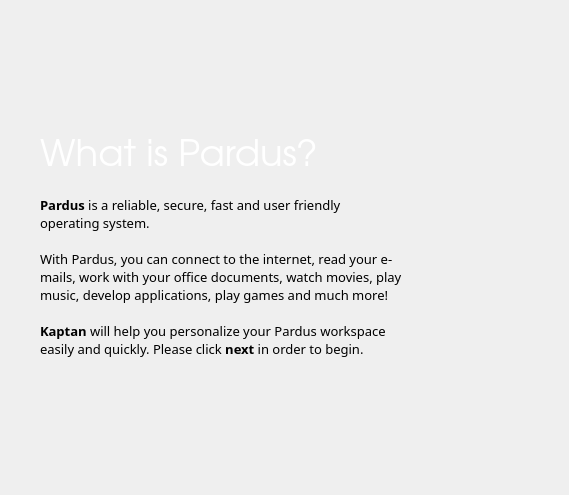
circass/pisi-work, file kaptan-5.0.5.1/ui/ui_scrWelcome.ui: the form before one commit.
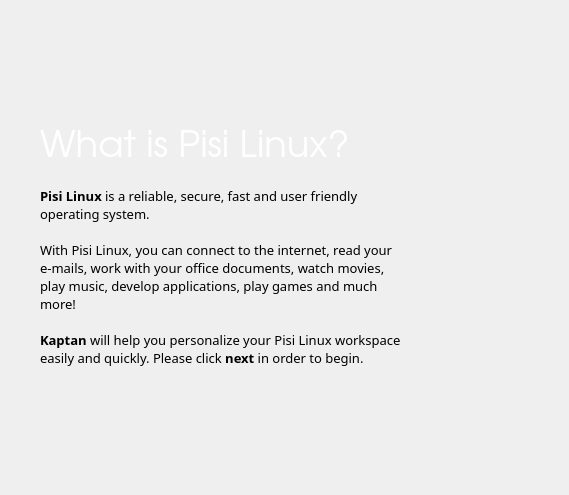
The form after the commit. Icons and pictures are not drawn.

```diff
--- a/kaptan-5.0.5.1/ui/ui_scrWelcome.ui
+++ b/kaptan-5.0.5.1/ui/ui_scrWelcome.ui
@@ -48,7 +48,7 @@
         <string notr="true">color: white;</string>
        </property>
        <property name="text">
-        <string>What is Pardus?</string>
+        <string>What is Pisi Linux?</string>
        </property>
       </widget>
      </item>
@@ -101,7 +101,7 @@
         <enum>QFrame::Raised</enum>
        </property>
        <property name="text">
-        <string>&lt;b&gt;Pardus&lt;/b&gt; is a reliable, secure, fast and user friendly operating system. &lt;br /&gt;&lt;br /&gt;With Pardus, you can connect to the internet, read your e-mails, work with your office documents, watch movies, play music, develop applications, play games and much more! &lt;br /&gt;&lt;br /&gt;&lt;b&gt;Kaptan&lt;/b&gt; will help you personalize your Pardus workspace easily and quickly. Please click &lt;b&gt;next&lt;/b&gt; in order to begin.</string>
+        <string>&lt;b&gt;Pisi Linux&lt;/b&gt; is a reliable, secure, fast and user friendly operating system. &lt;br /&gt;&lt;br /&gt;With Pisi Linux, you can connect to the internet, read your e-mails, work with your office documents, watch movies, play music, develop applications, play games and much more! &lt;br /&gt;&lt;br /&gt;&lt;b&gt;Kaptan&lt;/b&gt; will help you personalize your Pisi Linux workspace easily and quickly. Please click &lt;b&gt;next&lt;/b&gt; in order to begin.</string>
        </property>
        <property name="alignment">
         <set>Qt::AlignLeading|Qt::AlignLeft|Qt::AlignVCenter</set>
```
